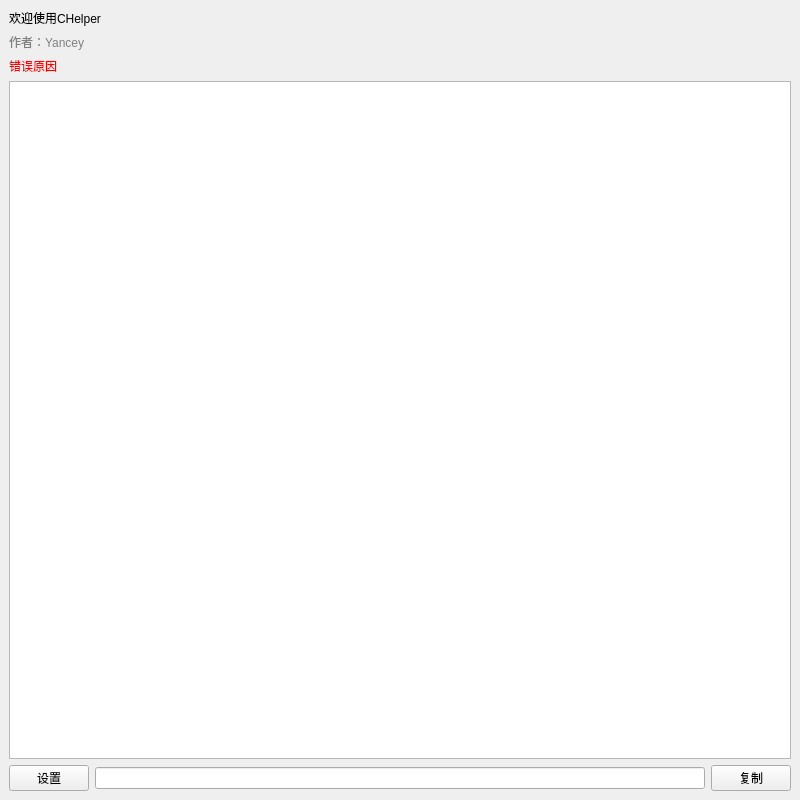
The window that src/qt/chelper.ui (Yancey2023/CHelper-Core) describes before a commit, drawn with Qt 5.
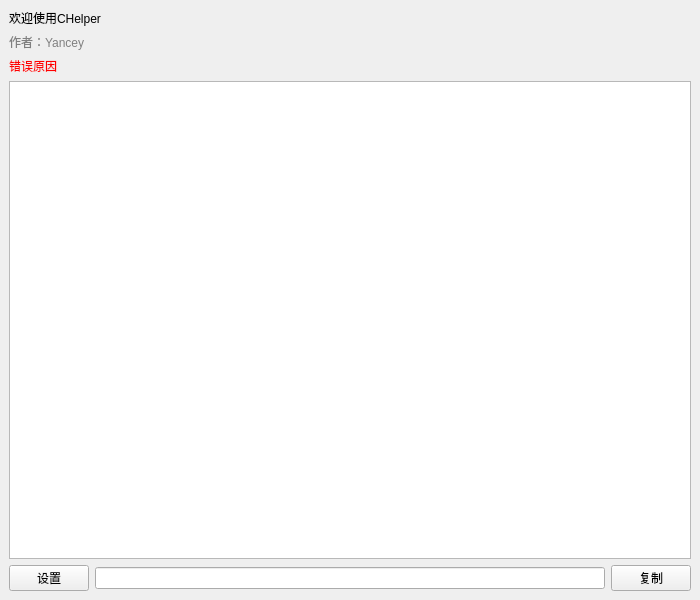
The same window after the commit.

The edit to the form file:
```diff
--- a/src/qt/chelper.ui
+++ b/src/qt/chelper.ui
@@ -6,8 +6,8 @@
             <rect>
                 <x>0</x>
                 <y>0</y>
-                <width>800</width>
-                <height>800</height>
+    <width>700</width>
+    <height>600</height>
             </rect>
         </property>
         <property name="windowTitle">
@@ -21,34 +21,34 @@
                             <string>欢迎使用CHelper</string>
                         </property>
                         <property name="alignment">
-                            <set>Qt::AlignLeft</set>
+       <set>Qt::AlignLeading</set>
                         </property>
                     </widget>
                 </item>
                 <item>
                     <widget class="QLabel" name="descriptionLabel">
-                        <property name="text">
-                            <string>作者：Yancey</string>
-                        </property>
-                        <property name="alignment">
-                            <set>Qt::AlignLeft</set>
-                        </property>
                         <property name="styleSheet">
                             <string>color: grey;</string>
                         </property>
+      <property name="text">
+       <string>作者：Yancey</string>
+      </property>
+      <property name="alignment">
+       <set>Qt::AlignLeading</set>
+      </property>
                     </widget>
                 </item>
                 <item>
                     <widget class="QLabel" name="errorReasonLabel">
-                        <property name="text">
-                            <string>错误原因</string>
-                        </property>
-                        <property name="alignment">
-                            <set>Qt::AlignLeft</set>
-                        </property>
                         <property name="styleSheet">
                             <string>color: red;</string>
                         </property>
+      <property name="text">
+       <string>错误原因</string>
+      </property>
+      <property name="alignment">
+       <set>Qt::AlignLeading</set>
+      </property>
                     </widget>
                 </item>
                 <item>
```
Left out of the diff: 2 changed lines with no effect on the pictures. Lines whose indentation alone changed are shown as unchanged.
